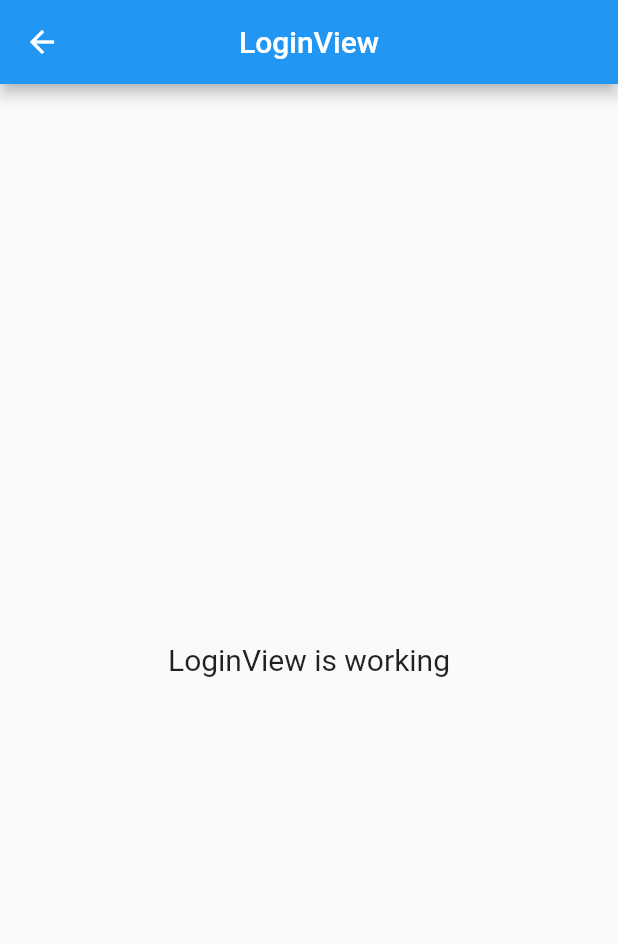
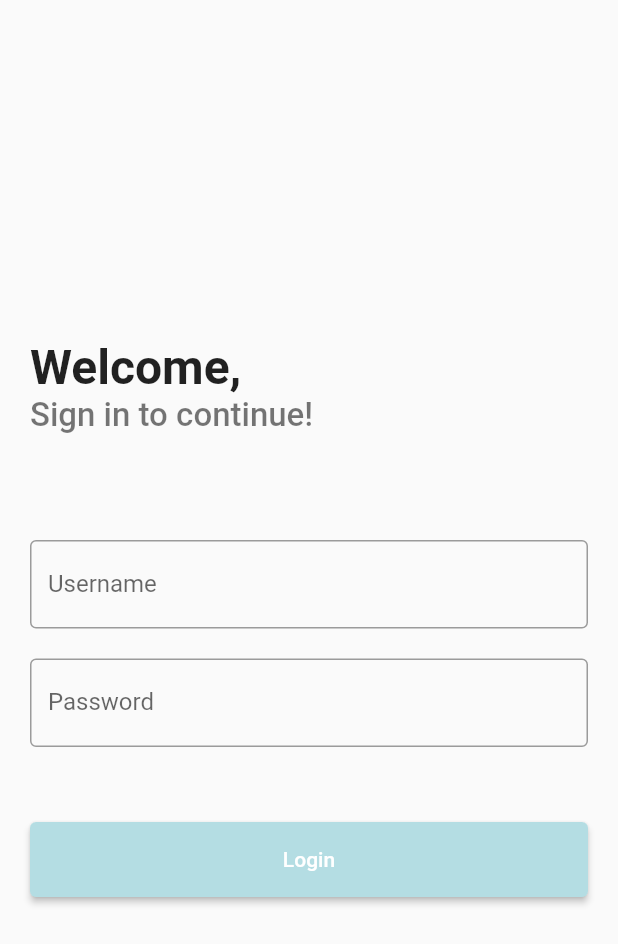
Before and after one commit to juarramdhan/aplikasi_shelter, a Flutter app: the LoginView screen opened by its route, on a phone screen of 412 x 824 dp. Shown: the top 944 px of the screen. Run offline on Flutter 3.47's test engine with Material 2 defaults, Android fonts, the phone set to English and light mode, and no system bars; our stand-ins replace get; missing offline and left inert: dart:ffi.

Commit message:
Login view

```diff
--- a/lib/app/modules/login/views/login_view.dart
+++ b/lib/app/modules/login/views/login_view.dart
@@ -1,3 +1,6 @@
+import 'dart:ffi';
+
+import 'package:aplikasi_shelter_bima/app/utils/appColor.dart';
 import 'package:flutter/material.dart';
 
 import 'package:get/get.dart';
@@ -9,14 +12,75 @@ class LoginView extends GetView<LoginController> {
   @override
   Widget build(BuildContext context) {
     return Scaffold(
-      appBar: AppBar(
-        title: const Text('LoginView'),
-        centerTitle: true,
-      ),
-      body: Center(
-        child: Text(
-          'LoginView is working',
-          style: TextStyle(fontSize: 20),
+      body: SafeArea(
+        child: SingleChildScrollView(
+          child: Container(
+            width: double.infinity,
+            constraints: BoxConstraints(
+              minHeight: Get.height,
+            ),
+            child: Padding(
+              padding: const EdgeInsets.all(20),
+              child: Center(
+                child: Column(
+                  crossAxisAlignment: CrossAxisAlignment.start,
+                  children: [
+                    const Text.rich(
+                      TextSpan(
+                        text: "Welcome,\n",
+                        style: TextStyle(
+                            color: Colors.black87,
+                            fontSize: 32,
+                            fontWeight: FontWeight.w700),
+                        children: [
+                          TextSpan(
+                            text: "Sign in to continue!",
+                            style: TextStyle(
+                                color: Colors.black54,
+                                fontSize: 22,
+                                fontWeight: FontWeight.w500),
+                          ),
+                        ],
+                      ),
+                    ),
+                    const SizedBox(
+                      height: 70,
+                    ),
+                    const TextField(
+                      decoration: InputDecoration(
+                        border: OutlineInputBorder(),
+                        labelText: 'Username',
+                      ),
+                    ),
+                    const SizedBox(
+                      height: 20,
+                    ),
+                    const TextField(
+                      obscureText: true,
+                      decoration: InputDecoration(
+                        border: OutlineInputBorder(),
+                        labelText: 'Password',
+                      ),
+                    ),
+                    const SizedBox(
+                      height: 50,
+                    ),
+                    SizedBox(
+                      width: double.infinity,
+                      height: 50,
+                      child: ElevatedButton(
+                        style: ElevatedButton.styleFrom(
+                          backgroundColor: primaryColor,
+                        ),
+                        onPressed: () {},
+                        child: const Text("Login"),
+                      ),
+                    ),
+                  ],
+                ),
+              ),
+            ),
+          ),
         ),
       ),
     );
--- a/lib/app/routes/app_pages.dart
+++ b/lib/app/routes/app_pages.dart
@@ -18,7 +18,7 @@ part 'app_routes.dart';
 class AppPages {
   AppPages._();
 
-  static const INITIAL = Routes.HOME;
+  static const INITIAL = Routes.LOGIN;
 
   static final routes = [
     GetPage(
--- a/lib/main.dart
+++ b/lib/main.dart
@@ -7,6 +7,7 @@ import 'app/routes/app_pages.dart';
 void main() {
   runApp(
     GetMaterialApp(
+    debugShowCheckedModeBanner: false,
       title: "Application",
       initialRoute: AppPages.INITIAL,
       getPages: AppPages.routes,
```
Also changed, not shown: pubspec.yaml (line endings or trailing spaces), 1 other file.
